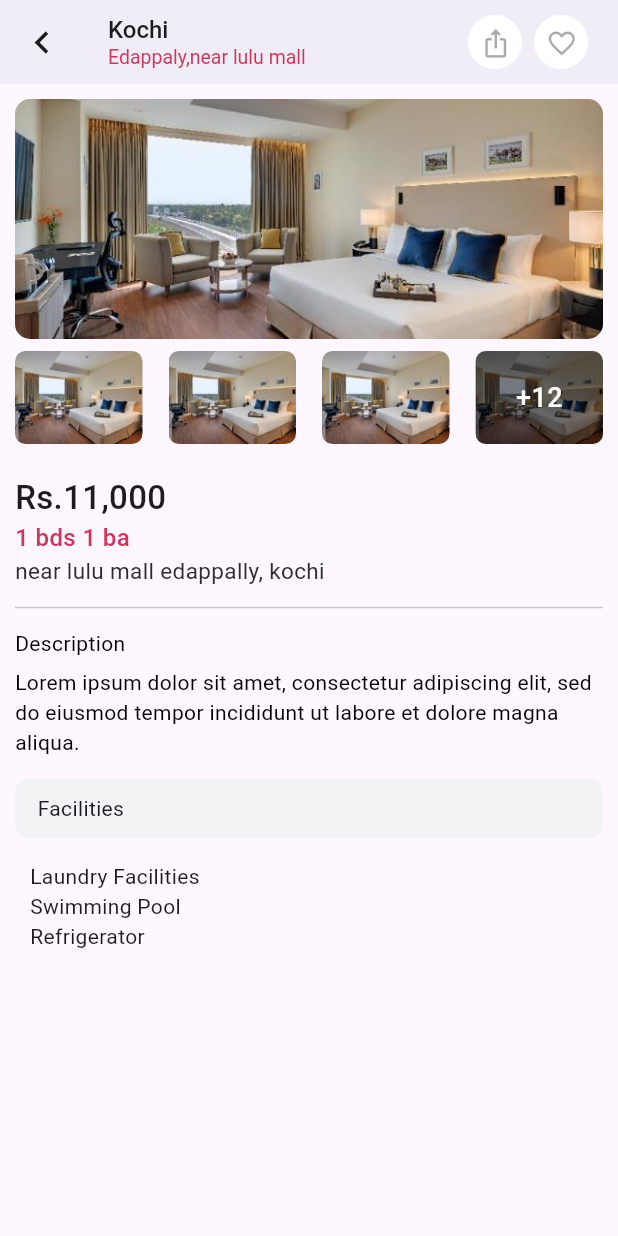
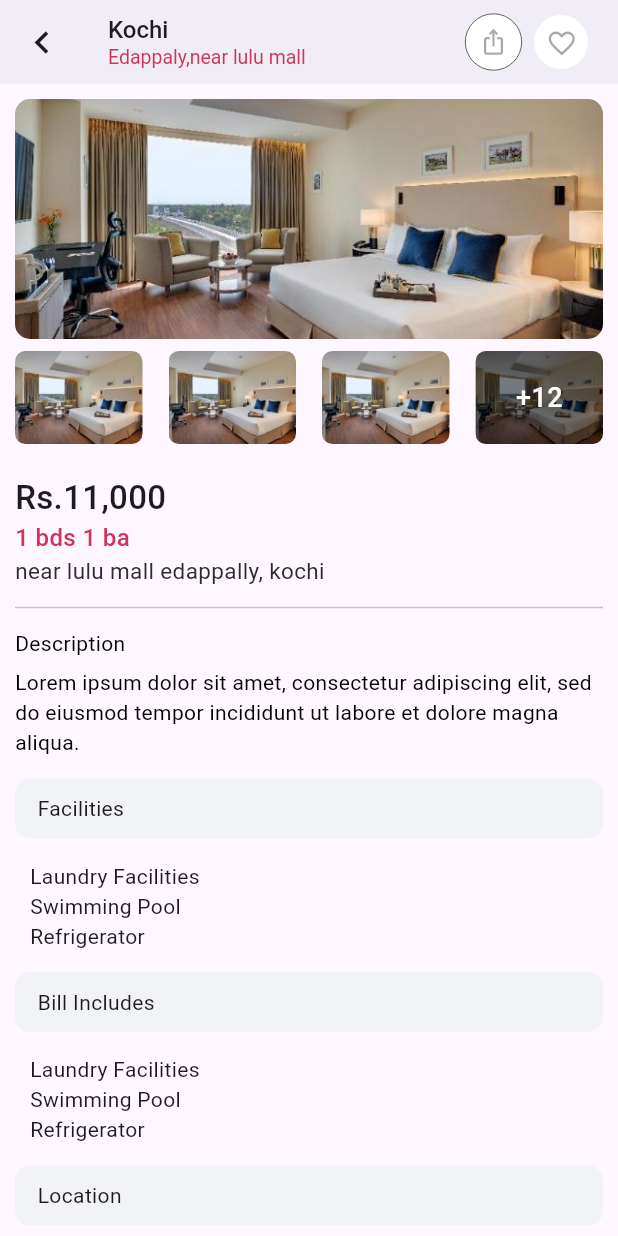
Before and after one commit to mufzid/Roomie_main_project, a Flutter app: the CardViewScreen screen opened directly, on a phone screen of 412 x 824 dp. Run offline on Flutter 3.47's test engine with Material 3 defaults, Android fonts, the light colour scheme and no system bars; our stand-ins replace gap, google_nav_bar.

Commit message:
third commit

```diff
--- a/lib/main.dart
+++ b/lib/main.dart
@@ -1,6 +1,6 @@
 import 'package:flutter/material.dart';
-import 'package:romiee_mainproject/src/ui/screens/next_page/card_listview_screen.dart';
-import 'package:romiee_mainproject/src/ui/screens/next_page/card_view_screen.dart';
+import 'package:romiee_mainproject/src/ui/screens/home_screen.dart';
+import 'package:romiee_mainproject/src/ui/screens/next_page/enquire_screen.dart';
 
 void main() {
   runApp(const MainApp());
@@ -12,6 +12,6 @@ class MainApp extends StatelessWidget {
   @override
   Widget build(BuildContext context) {
     return const MaterialApp(
-        debugShowCheckedModeBanner: false, home: CardViewScreen());
+        debugShowCheckedModeBanner: false, home: HomeScreen());
   }
 }
--- a/lib/src/ui/screens/next_page/card_view_screen.dart
+++ b/lib/src/ui/screens/next_page/card_view_screen.dart
@@ -1,7 +1,6 @@
 import 'package:flutter/material.dart';
 import 'package:gap/gap.dart';
 import 'package:romiee_mainproject/src/ui/widgets/card_view/secondary_image.dart';
-import 'package:romiee_mainproject/src/ui/widgets/home_screen/room_card.dart';
 
 class CardViewScreen extends StatelessWidget {
   const CardViewScreen({super.key});
@@ -27,23 +26,30 @@ class CardViewScreen extends StatelessWidget {
               Text('Edappaly,near lulu mall',
                   style: TextStyle(
                     fontSize: 13,
-                    color: const Color.fromARGB(255, 209, 52, 91),
+                    color: Color.fromARGB(255, 209, 52, 91),
                   ))
             ]),
-        actions: const [
+        actions: [
           Padding(
-            padding: EdgeInsets.only(right: 8),
-            child: CircleAvatar(
-              radius: 18,
-              backgroundColor: Colors.white,
-              child: IconButton(
+            padding: const EdgeInsets.only(right: 8),
+            child: Container(
+              width: 38,
+              height: 38,
+              decoration: BoxDecoration(
+                  shape: BoxShape.circle,
+                  color: Colors.white,
+                  border: Border.all(
+                    width: 0.4,
+                  )),
+              child: const IconButton(
                 onPressed: null,
                 icon: Icon(Icons.ios_share),
-                iconSize: 21,
+                iconSize: 19,
+                color: Colors.black,
               ),
             ),
           ),
-          Padding(
+          const Padding(
             padding: EdgeInsets.only(right: 20),
             child: CircleAvatar(
               radius: 18,
@@ -57,9 +63,12 @@ class CardViewScreen extends StatelessWidget {
           )
         ],
       ),
-      body: Padding(
+      body: SingleChildScrollView(
+        scrollDirection: Axis.vertical,
+        child: Padding(
           padding: const EdgeInsets.all(10.0),
-        child: Column(crossAxisAlignment: CrossAxisAlignment.start, children: [
+          child:
+              Column(crossAxisAlignment: CrossAxisAlignment.start, children: [
             Container(
               height: 160,
               decoration: BoxDecoration(
@@ -90,7 +99,8 @@ class CardViewScreen extends StatelessWidget {
                     height: double.infinity,
                     width: double.infinity,
                     decoration: BoxDecoration(
-                    color: const Color.fromARGB(255, 0, 0, 0).withOpacity(0.5),
+                      color:
+                          const Color.fromARGB(255, 0, 0, 0).withOpacity(0.5),
                       borderRadius: BorderRadius.circular(7),
                     ),
                     child: const Text(
@@ -154,9 +164,9 @@ class CardViewScreen extends StatelessWidget {
                 child: Text('Facilities'),
               ),
             ),
-          Padding(
-            padding: const EdgeInsets.only(left: 10, top: 15),
-            child: const Column(
+            const Padding(
+              padding: EdgeInsets.only(left: 10, top: 15),
+              child: Column(
                 crossAxisAlignment: CrossAxisAlignment.start,
                 children: [
                   Text('Laundry Facilities'),
@@ -164,8 +174,90 @@ class CardViewScreen extends StatelessWidget {
                   Text('Refrigerator'),
                 ],
               ),
-          )
+            ),
+            const Gap(14),
+            Container(
+              alignment: Alignment.centerLeft,
+              height: 40,
+              width: double.infinity,
+              decoration: BoxDecoration(
+                  borderRadius: BorderRadius.circular(10),
+                  color: const Color.fromARGB(255, 242, 243, 245)),
+              child: const Padding(
+                padding: EdgeInsets.only(left: 15),
+                child: Text('Bill Includes'),
+              ),
+            ),
+            const Padding(
+              padding: EdgeInsets.only(left: 10, top: 15),
+              child: Column(
+                crossAxisAlignment: CrossAxisAlignment.start,
+                children: [
+                  Text('Laundry Facilities'),
+                  Text('Swimming Pool'),
+                  Text('Refrigerator'),
+                ],
+              ),
+            ),
+            const Gap(14),
+            Container(
+              alignment: Alignment.centerLeft,
+              height: 40,
+              width: double.infinity,
+              decoration: BoxDecoration(
+                  borderRadius: BorderRadius.circular(10),
+                  color: const Color.fromARGB(255, 242, 243, 245)),
+              child: const Padding(
+                padding: EdgeInsets.only(left: 15),
+                child: Text('Location'),
+              ),
+            ),
+            const Gap(14),
+            Container(
+              color: const Color.fromARGB(255, 142, 233, 143).withOpacity(0.3),
+              alignment: Alignment.center,
+              width: double.infinity,
+              height: 200,
+              child: const Text('Map.jpeg'),
+            ),
+            const Gap(14),
+            SizedBox(
+              height: 55,
+              width: double.infinity,
+              child: ElevatedButton(
+                style: ButtonStyle(
+                    shape: MaterialStatePropertyAll(RoundedRectangleBorder(
+                        borderRadius: BorderRadius.circular(10))),
+                    backgroundColor:
+                        const MaterialStatePropertyAll(Colors.black)),
+                onPressed: null,
+                child: const Text(
+                  'Enquire Now',
+                  style: TextStyle(color: Colors.white),
+                ),
+              ),
+            ),
+            const Gap(14),
+            SizedBox(
+              height: 55,
+              width: double.infinity,
+              child: ElevatedButton(
+                style: ButtonStyle(
+                    shape: MaterialStatePropertyAll(RoundedRectangleBorder(
+                        borderRadius: BorderRadius.circular(10))),
+                    backgroundColor: const MaterialStatePropertyAll(
+                      Color.fromARGB(255, 209, 52, 91),
+                    )),
+                onPressed: null,
+                child: const Text(
+                  'Book Now',
+                  style: TextStyle(color: Colors.white),
+                ),
+              ),
+            ),
+            const Gap(14),
           ]),
+        ),
       ),
     );
   }
--- a/lib/src/ui/widgets/home_screen/city_card.dart
+++ b/lib/src/ui/widgets/home_screen/city_card.dart
@@ -12,8 +12,7 @@ class CityCard extends StatelessWidget {
         decoration: BoxDecoration(
             borderRadius: BorderRadius.circular(15),
             image: const DecorationImage(
-                fit: BoxFit.cover,
-                image: AssetImage('asset/images/kochi.jpeg'))),
+                fit: BoxFit.cover, image: AssetImage('asset/images/bng.jpg'))),
         width: 170,
         height: 170,
         child: Column(
@@ -27,7 +26,7 @@ class CityCard extends StatelessWidget {
                 color: Color.fromARGB(255, 0, 0, 0),
               ),
               child: const Text(
-                'Kochi',
+                'Bengalore',
                 style: TextStyle(color: Colors.white),
               ),
             ),
```
Also changed, not shown: lib/src/ui/screens/home_screen.dart (+9 -10 lines), lib/src/ui/screens/next_page/enquire_screen.dart (added, +148 -0 lines), 2 other files. Lines whose indentation alone changed are shown as unchanged.
